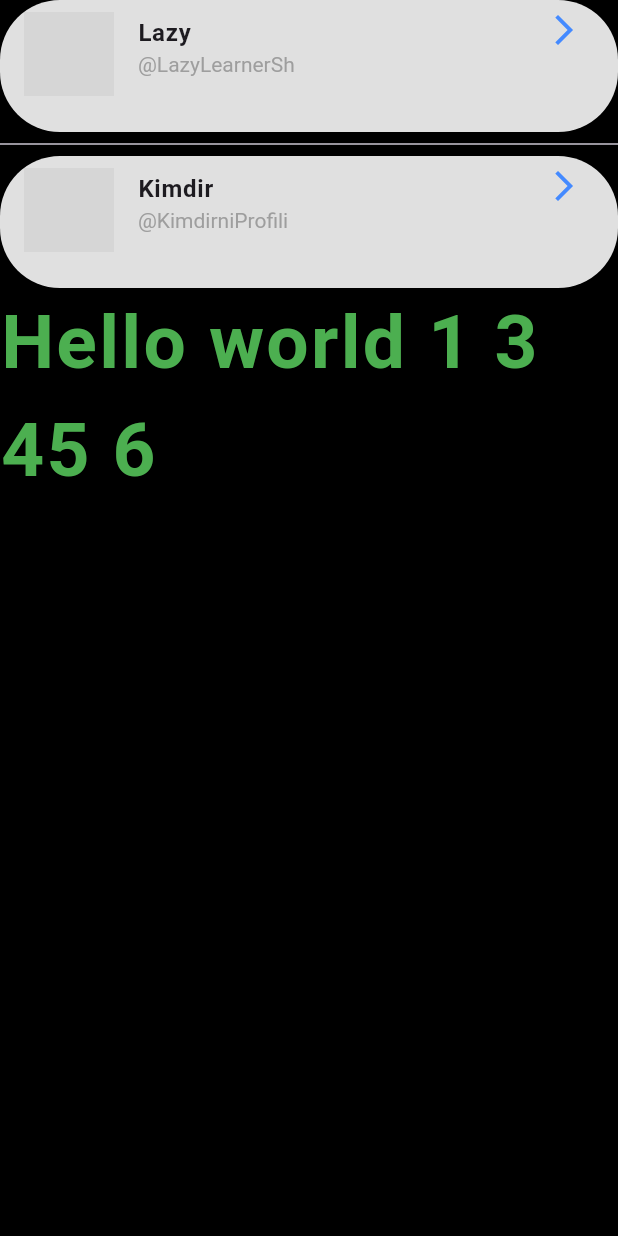
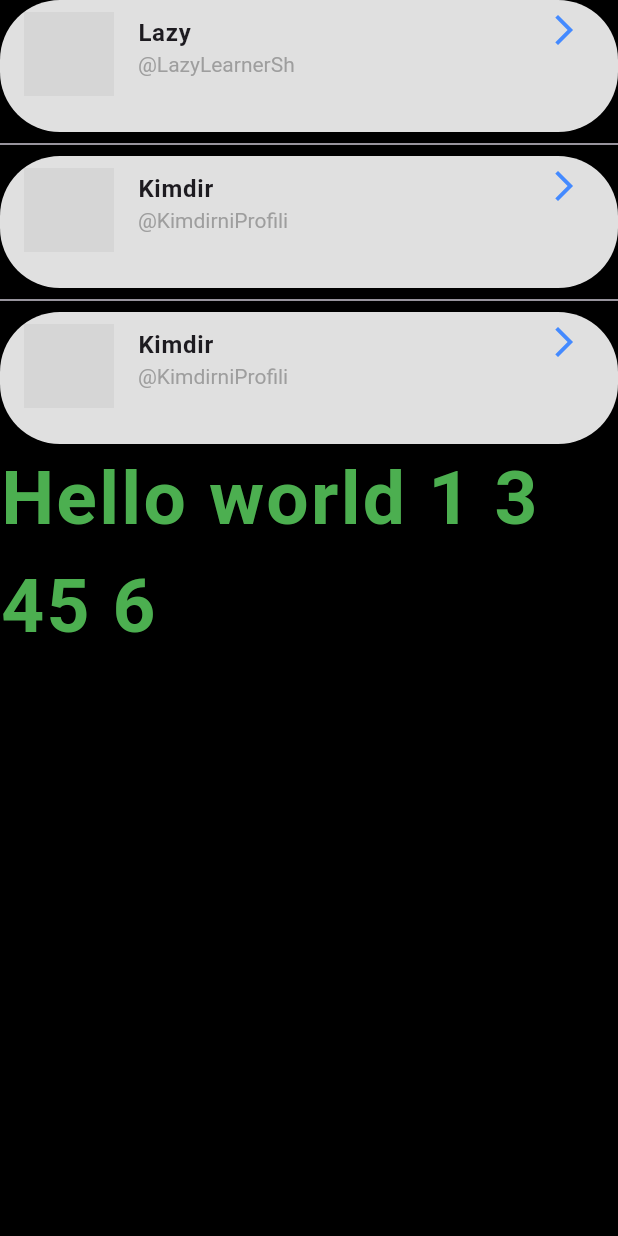
Before and after one commit to ShavkatFlutter/message_UI, a Flutter app: the screen it shows after launch, on a phone screen of 412 x 824 dp. Run offline on Flutter 3.47's test engine with Material 3 defaults, Android fonts, the phone set to English and light mode, and no system bars; our stand-ins replace google_fonts, grouped_list; network calls fail; Roboto replaces fonts that are missing (Sunshiney); grey boxes are pictures that could not be loaded.

Commit message:
Simple UI

```diff
--- a/lib/main.dart
+++ b/lib/main.dart
@@ -82,6 +82,30 @@ class _MyAppState extends State<MyApp> {
                   },
                   isThreeLine: true,
                 ),
+                Divider(),
+                ListTile(
+                  leading: CircleAvatar(
+                    backgroundColor: Colors.blueAccent,
+                    backgroundImage: NetworkImage("https://ssb.wiki.gallery/images/5/53/Young_Link.png"),
+                    radius: 30,
+                  ),
+                  title: Text("Kimdir", style: TextStyle(fontWeight: FontWeight.bold),),
+                  iconColor: Colors.blueAccent,
+                  subtitle: Text("@KimdirniProfili"),
+                  subtitleTextStyle: TextStyle(color: Colors.grey),
+                  trailing: Icon(Icons.arrow_forward_ios),
+                  tileColor: Colors.grey[300],
+                  shape: RoundedRectangleBorder(
+                    borderRadius: BorderRadius.circular(40),
+                  ),
+                  onTap: (){
+                    Navigator.of(context).push(MaterialPageRoute(builder: (context)=>ProfilePage()));
+                  },
+                  onLongPress: (){
+                    print("object");
+                  },
+                  isThreeLine: true,
+                ),
                 Center(
                   child: Text("Hello world 1 3 45 6", style: GoogleFonts.sunshiney(fontSize: 50, color: Colors.green, fontWeight: FontWeight.bold, letterSpacing: 1.5),),
                 ),
```
